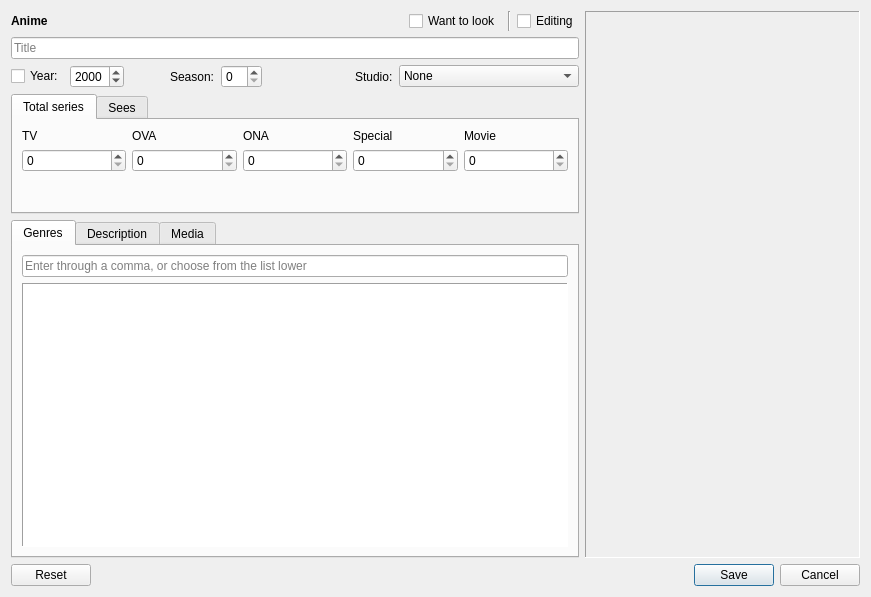
This is dialogaddanime.ui in LibertaSoft/DatabaseAnime as Qt 5 draws it before an edit. The edited form follows.
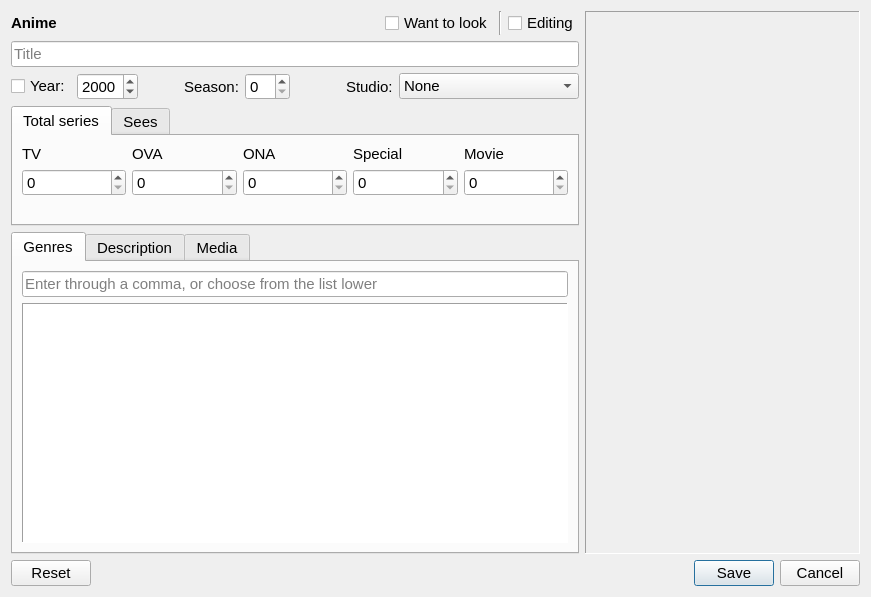
This is the edited form. Icons and pictures are not drawn. Custom widgets are drawn as their Qt base class.

```diff
--- a/dialogaddanime.ui
+++ b/dialogaddanime.ui
@@ -30,6 +30,8 @@
           <widget class="QLabel" name="label">
            <property name="font">
             <font>
+             <family>Cantarell</family>
+             <pointsize>11</pointsize>
              <weight>75</weight>
              <bold>true</bold>
             </font>
@@ -41,6 +43,12 @@
          </item>
          <item>
           <spacer name="HSpacer_0">
+           <property name="font">
+            <font>
+             <family>Cantarell</family>
+             <pointsize>11</pointsize>
+            </font>
+           </property>
            <property name="orientation">
             <enum>Qt::Horizontal</enum>
            </property>
@@ -54,6 +62,12 @@
          </item>
          <item>
           <widget class="QCheckBox" name="CheckBox_LookLater">
+           <property name="font">
+            <font>
+             <family>Cantarell</family>
+             <pointsize>11</pointsize>
+            </font>
+           </property>
            <property name="text">
             <string>Want to look</string>
            </property>
@@ -61,6 +75,12 @@
          </item>
          <item>
           <widget class="Line" name="line">
+           <property name="font">
+            <font>
+             <family>Cantarell</family>
+             <pointsize>11</pointsize>
+            </font>
+           </property>
            <property name="orientation">
             <enum>Qt::Vertical</enum>
            </property>
@@ -68,6 +88,12 @@
          </item>
          <item>
           <widget class="QCheckBox" name="CheckBox_Editing">
+           <property name="font">
+            <font>
+             <family>Cantarell</family>
+             <pointsize>11</pointsize>
+            </font>
+           </property>
            <property name="text">
             <string>Editing</string>
            </property>
@@ -77,9 +103,18 @@
        </item>
        <item>
         <widget class="QLineEdit" name="LineEdit_Title">
+         <property name="font">
+          <font>
+           <family>Cantarell</family>
+           <pointsize>11</pointsize>
+          </font>
+         </property>
          <property name="maxLength">
           <number>128</number>
          </property>
+         <property name="dragEnabled">
+          <bool>true</bool>
+         </property>
          <property name="placeholderText">
           <string>Title</string>
          </property>
@@ -106,6 +141,12 @@
          </property>
          <item>
           <widget class="QCheckBox" name="CBox_Year">
+           <property name="font">
+            <font>
+             <family>Cantarell</family>
+             <pointsize>11</pointsize>
+            </font>
+           </property>
            <property name="text">
             <string>Year:</string>
            </property>
@@ -113,6 +154,12 @@
          </item>
          <item>
           <widget class="QSpinBox" name="SpinBox_Year">
+           <property name="font">
+            <font>
+             <family>Cantarell</family>
+             <pointsize>11</pointsize>
+            </font>
+           </property>
            <property name="minimum">
             <number>1900</number>
            </property>
@@ -126,6 +173,12 @@
          </item>
          <item>
           <spacer name="HSpacer_1">
+           <property name="font">
+            <font>
+             <family>Cantarell</family>
+             <pointsize>11</pointsize>
+            </font>
+           </property>
            <property name="orientation">
             <enum>Qt::Horizontal</enum>
            </property>
@@ -142,16 +195,35 @@
          </item>
          <item>
           <widget class="QLabel" name="Lbl_Season">
+           <property name="font">
+            <font>
+             <family>Cantarell</family>
+             <pointsize>11</pointsize>
+            </font>
+           </property>
            <property name="text">
             <string>Season:</string>
            </property>
           </widget>
          </item>
          <item>
-          <widget class="QSpinBox" name="SpinBox_Season"/>
+          <widget class="QSpinBox" name="SpinBox_Season">
+           <property name="font">
+            <font>
+             <family>Cantarell</family>
+             <pointsize>11</pointsize>
+            </font>
+           </property>
+          </widget>
          </item>
          <item>
           <spacer name="HSpacer_2">
+           <property name="font">
+            <font>
+             <family>Cantarell</family>
+             <pointsize>11</pointsize>
+            </font>
+           </property>
            <property name="orientation">
             <enum>Qt::Horizontal</enum>
            </property>
@@ -165,6 +237,12 @@
          </item>
          <item>
           <widget class="QLabel" name="Lbl_Studio">
+           <property name="font">
+            <font>
+             <family>Cantarell</family>
+             <pointsize>11</pointsize>
+            </font>
+           </property>
            <property name="text">
             <string>Studio:</string>
            </property>
@@ -178,6 +256,12 @@
              <height>16777215</height>
             </size>
            </property>
+           <property name="font">
+            <font>
+             <family>Cantarell</family>
+             <pointsize>11</pointsize>
+            </font>
+           </property>
            <property name="inputMethodHints">
             <set>Qt::ImhSensitiveData</set>
            </property>
@@ -1011,6 +1095,12 @@
            <height>120</height>
           </size>
          </property>
+         <property name="font">
+          <font>
+           <family>Cantarell</family>
+           <pointsize>11</pointsize>
+          </font>
+         </property>
          <property name="currentIndex">
           <number>0</number>
          </property>
@@ -1027,6 +1117,12 @@
                <height>40</height>
               </size>
              </property>
+             <property name="font">
+              <font>
+               <family>Cantarell</family>
+               <pointsize>11</pointsize>
+              </font>
+             </property>
              <property name="text">
               <string>TV</string>
              </property>
@@ -1040,6 +1136,12 @@
                <height>40</height>
               </size>
              </property>
+             <property name="font">
+              <font>
+               <family>Cantarell</family>
+               <pointsize>11</pointsize>
+              </font>
+             </property>
              <property name="text">
               <string>OVA</string>
              </property>
@@ -1053,6 +1155,12 @@
                <height>40</height>
               </size>
              </property>
+             <property name="font">
+              <font>
+               <family>Cantarell</family>
+               <pointsize>11</pointsize>
+              </font>
+             </property>
              <property name="text">
               <string>ONA</string>
              </property>
@@ -1066,6 +1174,12 @@
                <height>40</height>
               </size>
              </property>
+             <property name="font">
+              <font>
+               <family>Cantarell</family>
+               <pointsize>11</pointsize>
+              </font>
+             </property>
              <property name="text">
               <string>Special</string>
              </property>
@@ -1079,20 +1193,25 @@
                <height>40</height>
               </size>
              </property>
+             <property name="font">
+              <font>
+               <family>Cantarell</family>
+               <pointsize>11</pointsize>
+              </font>
+             </property>
              <property name="text">
               <string>Movie</string>
              </property>
             </widget>
            </item>
-           <item row="1" column="2">
-            <widget class="QSpinBox" name="SpinBox_aONA">
-             <property name="maximum">
-              <number>9999</number>
-             </property>
-            </widget>
-           </item>
            <item row="1" column="0">
             <widget class="QSpinBox" name="SpinBox_aTV">
+             <property name="font">
+              <font>
+               <family>Cantarell</family>
+               <pointsize>11</pointsize>
+              </font>
+             </property>
              <property name="maximum">
               <number>9999</number>
              </property>
@@ -1100,6 +1219,25 @@
            </item>
            <item row="1" column="1">
             <widget class="QSpinBox" name="SpinBox_aOVA">
+             <property name="font">
+              <font>
+               <family>Cantarell</family>
+               <pointsize>11</pointsize>
+              </font>
+             </property>
+             <property name="maximum">
+              <number>9999</number>
+             </property>
+            </widget>
+           </item>
+           <item row="1" column="2">
+            <widget class="QSpinBox" name="SpinBox_aONA">
+             <property name="font">
+              <font>
+               <family>Cantarell</family>
+               <pointsize>11</pointsize>
+              </font>
+             </property>
              <property name="maximum">
               <number>9999</number>
              </property>
@@ -1107,6 +1245,12 @@
            </item>
            <item row="1" column="3">
             <widget class="QSpinBox" name="SpinBox_aSpec">
+             <property name="font">
+              <font>
+               <family>Cantarell</family>
+               <pointsize>11</pointsize>
+              </font>
+             </property>
              <property name="maximum">
               <number>9999</number>
              </property>
@@ -1114,6 +1258,12 @@
            </item>
            <item row="1" column="4">
             <widget class="QSpinBox" name="SpinBox_aMovie">
+             <property name="font">
+              <font>
+               <family>Cantarell</family>
+               <pointsize>11</pointsize>
+              </font>
+             </property>
              <property name="maximum">
               <number>9999</number>
              </property>
@@ -1121,6 +1271,12 @@
            </item>
            <item row="2" column="0" colspan="5">
             <spacer name="VSpacer_SeriesAll">
+             <property name="font">
+              <font>
+               <family>Cantarell</family>
+               <pointsize>11</pointsize>
+              </font>
+             </property>
              <property name="orientation">
               <enum>Qt::Vertical</enum>
              </property>
@@ -1139,13 +1295,6 @@
            <string>Sees</string>
           </attribute>
           <layout class="QGridLayout" name="gridLayout_2">
-           <item row="0" column="4">
-            <widget class="QLabel" name="Lbl_Film2">
-             <property name="text">
-              <string>Movie</string>
-             </property>
-            </widget>
-           </item>
            <item row="0" column="0">
             <widget class="QLabel" name="Lbl_TV2">
              <property name="text">
@@ -1174,6 +1323,13 @@
              </property>
             </widget>
            </item>
+           <item row="0" column="4">
+            <widget class="QLabel" name="Lbl_Film2">
+             <property name="text">
+              <string>Movie</string>
+             </property>
+            </widget>
+           </item>
            <item row="1" column="0">
             <widget class="QSpinBox" name="SpinBox_vTV">
              <property name="maximum">
@@ -1228,6 +1384,12 @@
        </item>
        <item>
         <widget class="QTabWidget" name="TabWidget_Info">
+         <property name="font">
+          <font>
+           <family>Cantarell</family>
+           <pointsize>11</pointsize>
+          </font>
+         </property>
          <property name="currentIndex">
           <number>0</number>
          </property>
@@ -1238,19 +1400,37 @@
           <layout class="QVBoxLayout" name="verticalLayout_2">
            <item>
             <widget class="QLineEdit" name="LineEdit_Tags">
+             <property name="font">
+              <font>
+               <family>Cantarell</family>
+               <pointsize>11</pointsize>
+              </font>
+             </property>
              <property name="text">
               <string/>
              </property>
              <property name="maxLength">
               <number>256</number>
              </property>
+             <property name="dragEnabled">
+              <bool>true</bool>
+             </property>
              <property name="placeholderText">
               <string>Enter through a comma, or choose from the list lower</string>
              </property>
+             <property name="clearButtonEnabled">
+              <bool>true</bool>
+             </property>
             </widget>
            </item>
            <item>
             <widget class="QListView" name="ListView_Tags">
+             <property name="font">
+              <font>
+               <family>Cantarell</family>
+               <pointsize>11</pointsize>
+              </font>
+             </property>
              <property name="frameShape">
               <enum>QFrame::Panel</enum>
              </property>
@@ -1296,9 +1476,15 @@
                <property name="maxLength">
                 <number>256</number>
                </property>
+               <property name="dragEnabled">
+                <bool>true</bool>
+               </property>
                <property name="placeholderText">
                 <string>Directory</string>
                </property>
+               <property name="clearButtonEnabled">
+                <bool>true</bool>
+               </property>
               </widget>
              </item>
              <item>
@@ -1328,6 +1514,9 @@
              <property name="maxLength">
               <number>256</number>
              </property>
+             <property name="dragEnabled">
+              <bool>true</bool>
+             </property>
              <property name="placeholderText">
               <string>URL</string>
              </property>
@@ -1381,6 +1570,12 @@
          <height>0</height>
         </size>
        </property>
+       <property name="font">
+        <font>
+         <family>Cantarell</family>
+         <pointsize>11</pointsize>
+        </font>
+       </property>
        <property name="toolTip">
         <string>Drop image here, or a double click for a file choice</string>
        </property>
@@ -1411,6 +1606,12 @@
    </item>
    <item>
     <widget class="QDialogButtonBox" name="BtnBox">
+     <property name="font">
+      <font>
+       <family>Cantarell</family>
+       <pointsize>11</pointsize>
+      </font>
+     </property>
      <property name="standardButtons">
       <set>QDialogButtonBox::Cancel|QDialogButtonBox::Reset|QDialogButtonBox::Save</set>
      </property>
```
